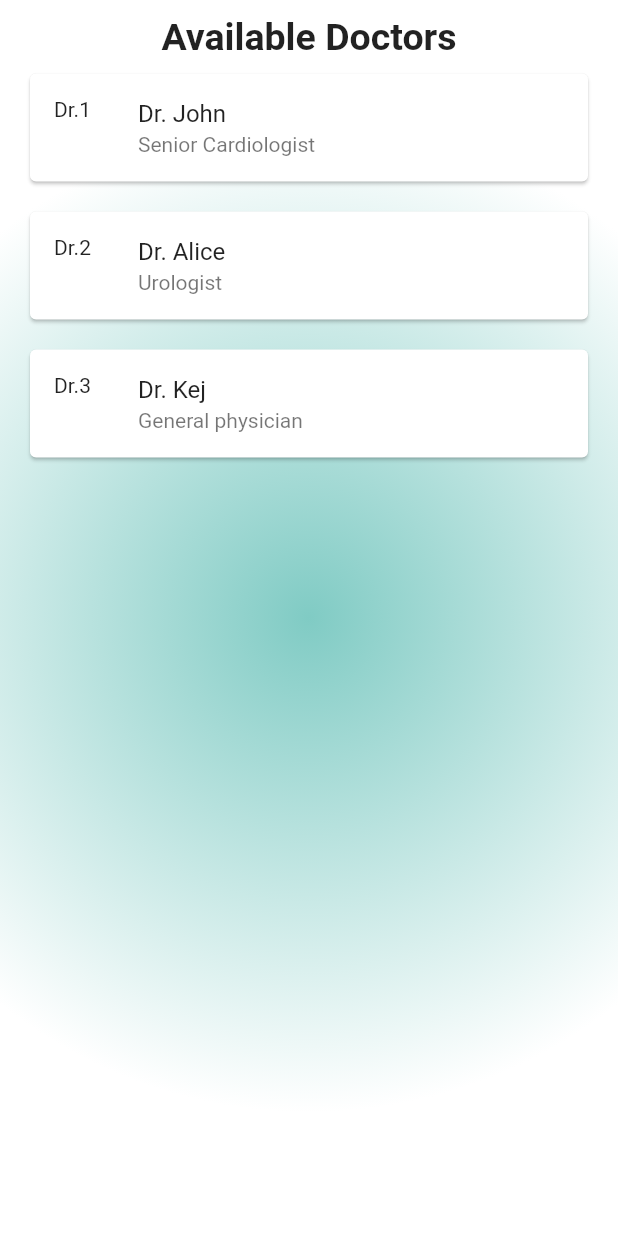
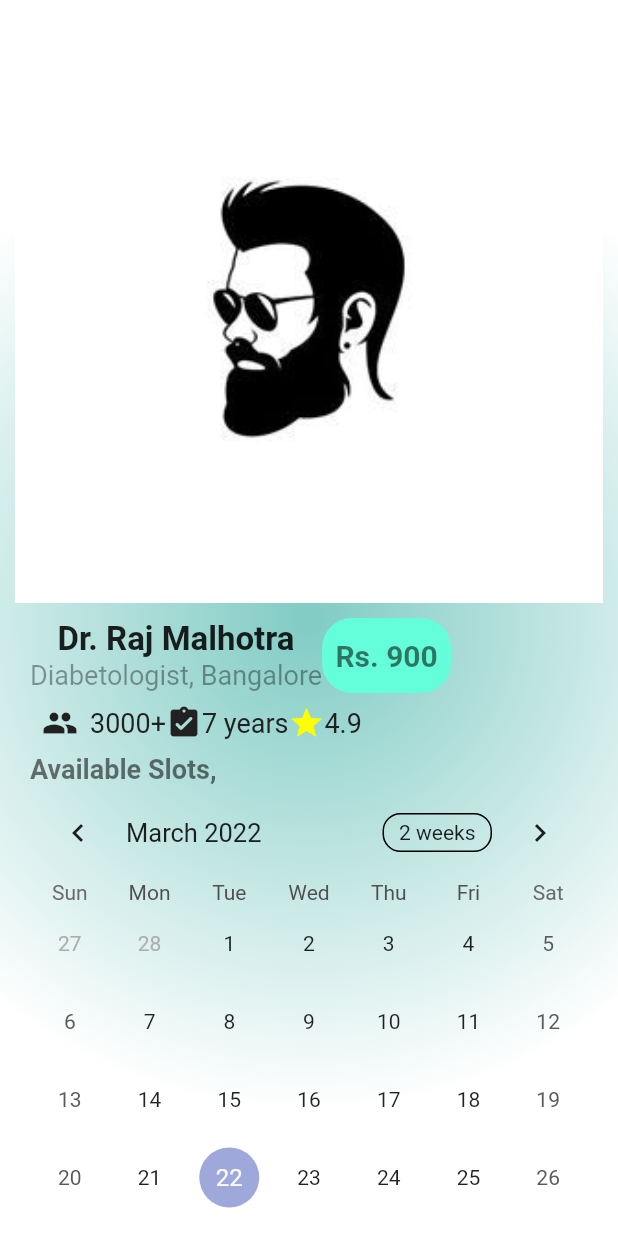
Before and after one commit to SoundaryaR2010/health_care_app, a Flutter app: the MyHomePage screen opened directly, on a phone screen of 412 x 824 dp. Run offline on Flutter 3.47's test engine with Material 2 defaults, Android fonts, the phone set to English and light mode, and no system bars; drawn by our look-alikes of table_calendar; our stand-ins replace bubble.

Commit message:
Skin_Care_screen

```diff
--- a/lib/book_appointment.dart
+++ b/lib/book_appointment.dart
@@ -4,6 +4,7 @@ import 'package:flutter/cupertino.dart';
 import 'package:flutter/material.dart';
 import 'dart:convert';
 import 'package:flutter/services.dart';
+import 'package:table_calendar/table_calendar.dart';
 
 void main() {
   runApp(const MyApp());
@@ -52,6 +53,7 @@ class _MyHomePageState extends State<MyHomePage> {
     super.initState();
     readJson();
   }
+
   Future<void> readJson() async {
     final String response = await rootBundle.loadString('assets/details.json');
     final data = await json.decode(response);
@@ -71,162 +73,175 @@ class _MyHomePageState extends State<MyHomePage> {
         ),
         child: Padding(
           padding: const EdgeInsets.all(10.0),
+          child: SingleChildScrollView(
             child: Column(
               mainAxisAlignment: MainAxisAlignment.center,
               children: <Widget>[
-              Text(
-                "Available Doctors",
-                style: TextStyle(
-                  fontWeight: FontWeight.bold,
-                  fontSize: 25,
-                ),
-              ),
+                // Text(
+                //   "Available Doctors",
+                //   style: TextStyle(
+                //     fontWeight: FontWeight.bold,
+                //     fontSize: 25,
+                //   ),
+                // ),
                 // ElevatedButton(
                 //   child: const Text('Check Appoinments'),
                 //   onPressed: readJson,
                 // ),
-              // Image.asset(
-              //   "assets/images/boy.jpg",
-              //   fit: BoxFit.cover,
-              //   // height: double.infinity,
-              //   width: double.infinity,
-              //   alignment: Alignment.topCenter,
-              // ),
-              // Padding(
-              //   padding: const EdgeInsets.all(10.0),
-              //   child: Column(
-              //     children: <Widget>[
-              //       Row(
-              //         children: [
-              //           Column(
-              //             children: <Widget>[
-              //               Text(
-              //                 "Dr. Raj Malhotra",
-              //                 style: TextStyle(
-              //                   fontSize: 22,
-              //                   fontWeight: FontWeight.bold,
-              //                 ),
+                Image.asset(
+                  "assets/images/boy.jpg",
+                  fit: BoxFit.cover,
+                  // height: double.infinity,
+                  width: double.infinity,
+                  alignment: Alignment.topCenter,
+                ),
+                Padding(
+                  padding: const EdgeInsets.all(10.0),
+                  child: Column(
+                    children: <Widget>[
+                      Row(
+                        children: [
+                          Column(
+                            children: <Widget>[
+                              Text(
+                                "Dr. Raj Malhotra",
+                                style: TextStyle(
+                                  fontSize: 22,
+                                  fontWeight: FontWeight.bold,
+                                ),
+                              ),
+                              Text(
+                                "Diabetologist, Bangalore",
+                                style: TextStyle(
+                                  fontSize: 18,
+                                  // fontWeight: FontWeight.w200,
+                                  color: Colors.black38,
+                                ),
+                              ),
+                            ],
+                          ),
+                          Container(
+                            alignment: Alignment.centerRight,
+                            height: 50.0,
+                            width: 86.0,
+                            child: Container(
+                              decoration: BoxDecoration(
+                                  color: Colors.tealAccent,
+                                  borderRadius:
+                                      BorderRadius.all(Radius.circular(20.0))),
+                              child: new Center(
+                                child: new Text(
+                                  "Rs. 900",
+                                  style: TextStyle(
+                                      color: Colors.black54,
+                                      fontSize: 20,
+                                      fontWeight: FontWeight.bold),
+                                  textAlign: TextAlign.center,
+                                ),
+                              ),
+                            ),
+                          ),
+                        ],
+                      ),
+                      Row(
+                        children: [
+                          Padding(
+                            padding: const EdgeInsets.all(8.0),
+                            child: Icon(
+                              Icons.group,
+                              color: Colors.grey.shade900,
+                            ),
+                          ),
+                          Text(
+                            "3000+",
+                            style: TextStyle(
+                                fontSize: 18, color: Colors.grey.shade900),
+                          ),
+                          Icon(
+                            Icons.assignment_turned_in_rounded,
+                            color: Colors.grey.shade900,
+                          ),
+                          Text(
+                            "7 years",
+                            style: TextStyle(
+                                fontSize: 18, color: Colors.grey.shade900),
+                          ),
+                          Icon(
+                            Icons.star,
+                            color: Colors.yellowAccent,
+                          ),
+                          Text(
+                            "4.9",
+                            style: TextStyle(
+                                fontSize: 18, color: Colors.grey.shade900),
+                          ),
+                        ],
+                      ),
+                      Row(
+                        children: [
+                          Text(
+                            "Available Slots, ",
+                            style: TextStyle(
+                              fontSize: 18,
+                              fontWeight: FontWeight.bold,
+                              color: Colors.black54,
+                            ),
+                          ),
+                          Text(
+                            "",
+                            style: TextStyle(
+                              fontSize: 18,
+                              fontWeight: FontWeight.bold,
+                              color: Colors.black54,
+                            ),
+                          ),
+                        ],
+                      ),
+                      TableCalendar(
+                        focusedDay: DateTime.now(),
+                        firstDay: DateTime.utc(1900, 12, 31),
+                        lastDay: DateTime.utc(3000, 12, 31),
+                        availableGestures: AvailableGestures.horizontalSwipe,
+                      ),
+                      Text(
+                        "About",
+                        style: TextStyle(
+                          fontSize: 18,
+                          fontWeight: FontWeight.w500,
+                        ),
+                      ),
+                      Text(
+                        "Senior Consultant diabetology. He is  highly "
+                        "qualified doctor, and his degrees speak volumes of "
+                        "his competency as a diabetologist. With immense"
+                        "experience under his belt, Dr. Chandrmouli has",
+                        style: TextStyle(
+                          fontSize: 15,
+                          color: Colors.grey.shade900,
+                        ),
+                      ),
+                    ],
+                  ),
+                ),
+                // _items.isNotEmpty
+                //     ? Expanded(
+                //         child: ListView.builder(
+                //           itemCount: _items.length,
+                //           itemBuilder: (context, index) {
+                //             return Card(
+                //               margin: const EdgeInsets.all(10),
+                //               child: ListTile(
+                //                 leading: Text(_items[index]["id"]),
+                //                 title: Text(_items[index]["name"]),
+                //                 subtitle: Text(_items[index]["description"]),
                 //               ),
-              //               Text(
-              //                 "Diabetologist, Bangalore",
-              //                 style: TextStyle(
-              //                   fontSize: 18,
-              //                   // fontWeight: FontWeight.w200,
-              //                   color: Colors.black38,
-              //                 ),
-              //               ),
-              //             ],
-              //           ),
-              //           Container(
-              //             alignment: Alignment.centerRight,
-              //             height: 50.0,
-              //             width: 86.0,
-              //             child: Container(
-              //               decoration: BoxDecoration(
-              //                   color: Colors.tealAccent,
-              //                   borderRadius:
-              //                       BorderRadius.all(Radius.circular(20.0))),
-              //               child: new Center(
-              //                 child: new Text(
-              //                   "Rs. 900",
-              //                   style: TextStyle(
-              //                       color: Colors.black54, fontSize: 20, fontWeight: FontWeight.bold),
-              //                   textAlign: TextAlign.center,
-              //                 ),
-              //               ),
-              //             ),
-              //           ),
-              //         ],
-              //       ),
-              //       Row(
-              //         children: [
-              //           Padding(
-              //             padding: const EdgeInsets.all(8.0),
-              //             child: Icon(
-              //               Icons.group,
-              //                 color: Colors.grey.shade900,
-              //             ),
-              //           ),
-              //           Text(
-              //             "3000+",
-              //             style: TextStyle(fontSize: 18,color: Colors.grey.shade900),
-              //           ),
-              //          Icon(
-              //             Icons.assignment_turned_in_rounded,
-              //              color: Colors.grey.shade900,
-              //          ),
-              //           Text(
-              //             "7 years",
-              //             style: TextStyle(fontSize: 18,color: Colors.grey.shade900),
-              //           ),
-              //           Icon(
-              //             Icons.star,
-              //             color: Colors.yellowAccent,
-              //           ),
-              //           Text(
-              //             "4.9",
-              //             style: TextStyle(fontSize: 18,color: Colors.grey.shade900),
-              //           ),
-              //         ],
-              //       ),
-              //       Row(
-              //         children: [
-              //           Text(
-              //               "Available Slots, ",
-              //             style: TextStyle(
-              //               fontSize: 18,
-              //               fontWeight: FontWeight.bold,
-              //               color: Colors.black54,
-              //             ),
-              //           ),
-              //           Text(
-              //             "",
-              //             style: TextStyle(
-              //               fontSize: 18,
-              //               fontWeight: FontWeight.bold,
-              //               color: Colors.black54,
-              //             ),
-              //           ),
-              //         ],
-              //       ),
-              //       Text(
-              //         "About",
-              //         style: TextStyle(
-              //           fontSize: 18,
-              //           fontWeight: FontWeight.w500,
+                //             );
+                //           },
                 //         ),
-              //       ),
-              //       Text(
-              //         "Senior Consultant diabetology. He is  highly "
-              //         "qualified doctor, and his degrees speak volumes of "
-              //         "his competency as a diabetologist. With immense"
-              //         "experience under his belt, Dr. Chandrmouli has",
-              //         style: TextStyle(
-              //           fontSize: 18,
-              //           color: Colors.grey.shade900,
-              //         ),
-              //       ),
-              //     ],
-              //   ),
-              // ),
-              _items.isNotEmpty
-                  ? Expanded(
-                      child: ListView.builder(
-                        itemCount: _items.length,
-                        itemBuilder: (context, index) {
-                          return Card(
-                            margin: const EdgeInsets.all(10),
-                            child: ListTile(
-                              leading: Text(_items[index]["id"]),
-                              title: Text(_items[index]["name"]),
-                              subtitle: Text(_items[index]["description"]),
+                //       )
+                //     : Container()
+              ],
             ),
-                          );
-                        },
-                      ),
-                    )
-                  : Container()
-            ],
           ),
         ),
       ),
--- /dev/null
+++ b/lib/skin_care.dart
@@ -0,0 +1,61 @@
+import 'dart:ui';
+import 'package:flutter/cupertino.dart';
+import 'package:flutter/material.dart';
+
+void main() {
+  runApp(const login());
+}
+
+class login extends StatelessWidget {
+  const login({Key? key}) : super(key: key);
+
+  // This widget is the root of your application.
+  @override
+  Widget build(BuildContext context) {
+    return MaterialApp(
+      title: 'Flutter Demo',
+      theme: ThemeData(
+        primarySwatch: Colors.blue,
+      ),
+      home: const MyHomePage(title: 'LOGIN PAGE'),
+    );
+  }
+}
+
+class MyHomePage extends StatefulWidget {
+  const MyHomePage({Key? key, required this.title}) : super(key: key);
+
+
+  final String title;
+
+  @override
+  State<MyHomePage> createState() => _MyHomePageState();
+}
+
+class _MyHomePageState extends State<MyHomePage> {
+
+  @override
+  Widget build(BuildContext context) {
+
+    return Scaffold(
+      body: Container(
+        decoration: BoxDecoration(
+          gradient: RadialGradient(
+            radius: 0.8,
+            colors: [Colors.teal.shade200,Colors.white],
+          ),
+        ),
+        child: Center(
+          child: SingleChildScrollView(
+            child: Column(
+              mainAxisAlignment: MainAxisAlignment.center,
+              children: <Widget>[
+
+              ],
+            ),
+          ),
+        ),
+      ),
+    );
+  }
+}
--- a/pubspec.yaml
+++ b/pubspec.yaml
@@ -37,6 +37,7 @@ dependencies:
   bubble: ^1.2.1
   flutter_intl: ^0.0.1
   http: ^0.13.4
+  table_calendar: ^3.0.2
 
 dev_dependencies:
   flutter_test:
```
Also changed, not shown: assets/images/bboy.png (added), assets/images/blue.png (added), assets/images/brown.png (added), assets/images/bw.png (added), assets/images/green.png (added), pubspec.lock. Lines whose indentation alone changed are shown as unchanged.
